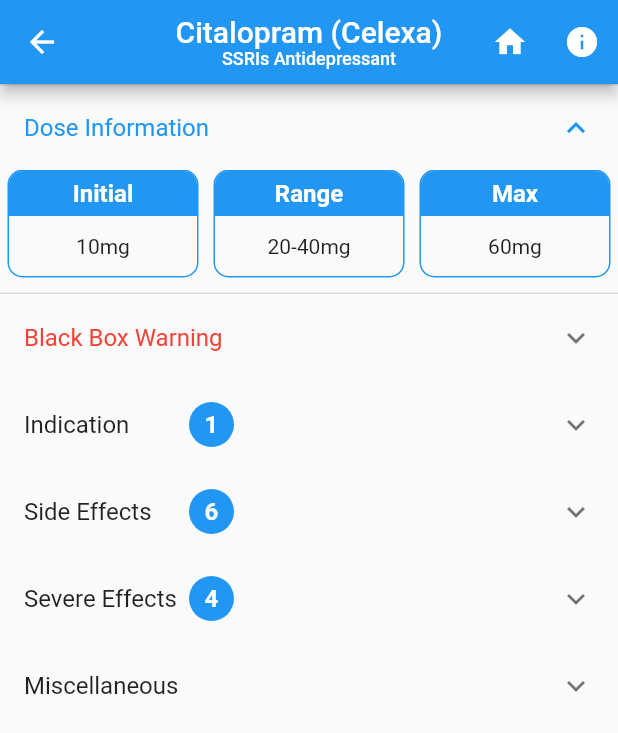
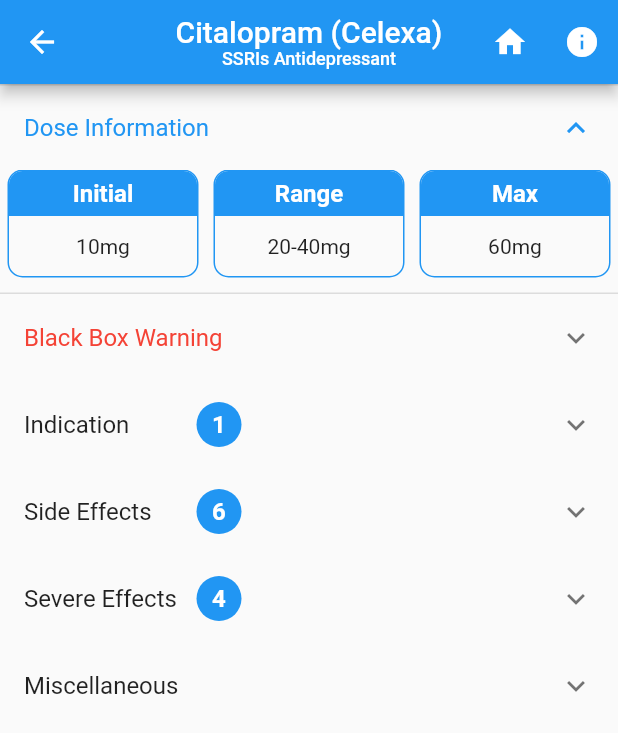
Before and after one commit to evan-mack/knebelknotes, a Flutter app: the screen it shows after launch, item 5 of the bottom bar chosen, scrolled down 1152 dp, after a tap on "Citalopram (Celexa)", on a phone screen of 412 x 824 dp. Shown: the top 733 px of the screen. Run offline on Flutter 3.47's test engine with Material 2 defaults, Android fonts, the phone set to English and light mode, and no system bars; our stand-ins replace flutter_platform_widgets, persistent_bottom_nav_bar, sembast.

```diff
--- a/lib/pages/med_profile_page.dart
+++ b/lib/pages/med_profile_page.dart
@@ -473,7 +473,7 @@ class MedProfilePageState extends State<MedProfilePage> {
     return ExpansionTile(
       title: Row(
         children: [
-          SizedBox(width: 110, child: Text(title)),
+          SizedBox(width: 115, child: Text(title)),
           CircleAvatar(
             radius: 15,
             backgroundColor: Colors.blue,
@@ -497,7 +497,7 @@ class MedProfilePageState extends State<MedProfilePage> {
     return ExpansionTile(
       title: Row(
         children: [
-          SizedBox(width: 110, child: Text(title)),
+          SizedBox(width: 115, child: Text(title)),
           CircleAvatar(
             radius: 15,
             backgroundColor: Colors.blue,
@@ -524,7 +524,7 @@ class MedProfilePageState extends State<MedProfilePage> {
     return ExpansionTile(
       title: Row(
         children: [
-          SizedBox(width: 110, child: Text(title)),
+          SizedBox(width: 115, child: Text(title)),
           CircleAvatar(
             radius: 15,
             backgroundColor: Colors.blue,
```
Also changed, not shown: lib/custom_plugins/filter_list/src/filter_list_widget.dart (+12 -8 lines).
